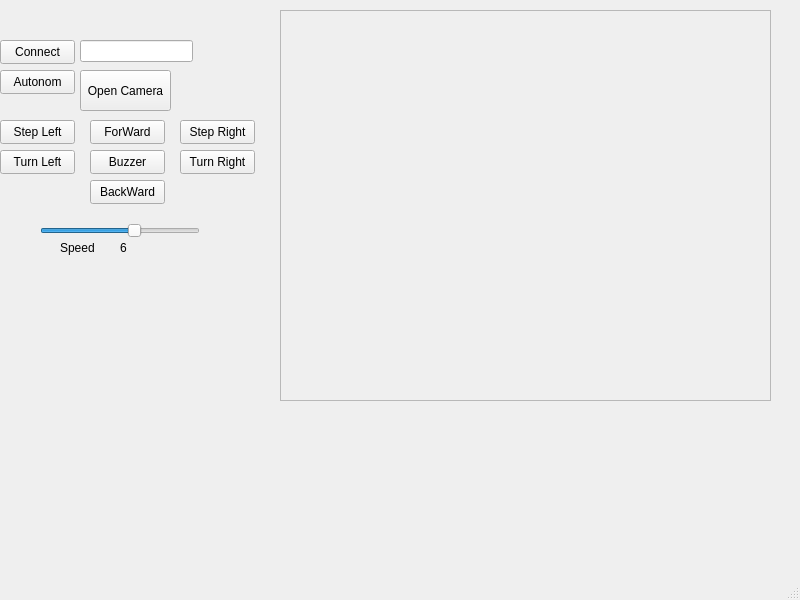
Above: robot/mainwindow.ui from ProjeGroup6/desktop-app before the change. Below: the same form after it.
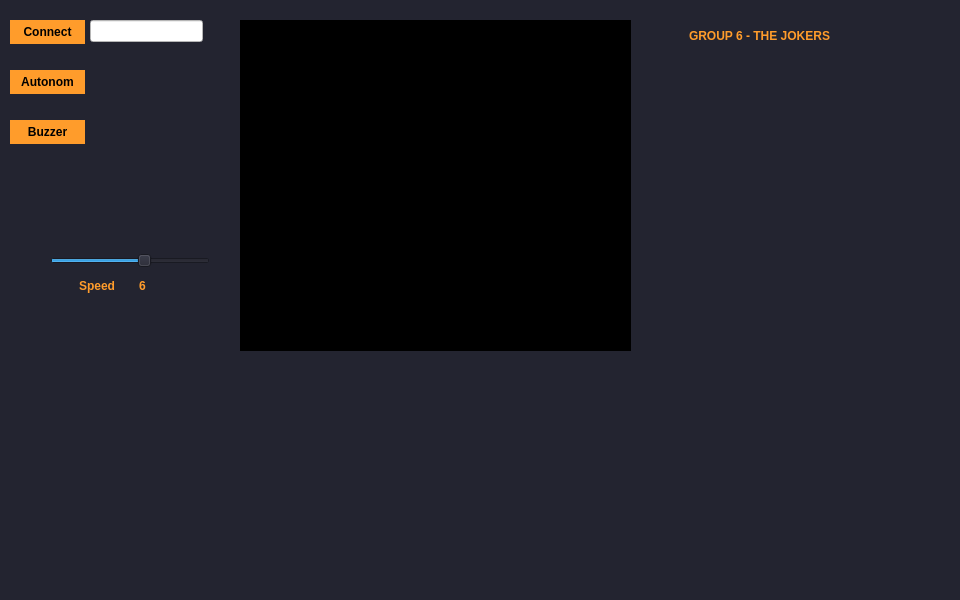
That is the form after the change.

Diff of the .ui file:
```diff
--- a/robot/mainwindow.ui
+++ b/robot/mainwindow.ui
@@ -6,49 +6,121 @@
    <rect>
     <x>0</x>
     <y>0</y>
-    <width>800</width>
+    <width>960</width>
     <height>600</height>
    </rect>
   </property>
   <property name="windowTitle">
    <string>RobotControl</string>
   </property>
+  <property name="styleSheet">
+   <string notr="true">background-color: #232430;
+	color: #000000;
+	border-color: #000000;</string>
+  </property>
   <widget class="QWidget" name="centralwidget">
    <widget class="QPushButton" name="pushButton">
     <property name="geometry">
      <rect>
-      <x>80</x>
-      <y>70</y>
-      <width>91</width>
-      <height>41</height>
+      <x>100</x>
+      <y>80</y>
+      <width>131</width>
+      <height>71</height>
      </rect>
     </property>
+    <property name="styleSheet">
+     <string notr="true">QPushButton
+{
+   background-color: #232430;
+ border-style: solid;
+   border: none;
+
+}
+QPushButton:pressed
+{
+   background-color:#232430;
+ border-style: solid;
+	border:2px solid black;
+   
+}
+
+
+
+</string>
+    </property>
     <property name="text">
-     <string>Open Camera</string>
+     <string/>
     </property>
    </widget>
    <widget class="QPushButton" name="pushButton_2">
     <property name="geometry">
      <rect>
-      <x>90</x>
-      <y>120</y>
-      <width>75</width>
-      <height>24</height>
+      <x>380</x>
+      <y>370</y>
+      <width>121</width>
+      <height>81</height>
      </rect>
     </property>
+    <property name="styleSheet">
+     <string notr="true">QPushButton
+{
+   background-color: #232430;
+ border-style: solid;
+   border: none;
+
+}
+QPushButton:pressed
+{
+   background-color:#232430;
+ border-style: solid;
+	border:2px solid black;
+   
+}
+
+
+
+</string>
+    </property>
     <property name="text">
-     <string>ForWard</string>
+     <string/>
     </property>
    </widget>
    <widget class="QPushButton" name="pushButton_3">
     <property name="geometry">
      <rect>
-      <x>90</x>
-      <y>150</y>
+      <x>10</x>
+      <y>120</y>
       <width>75</width>
       <height>24</height>
      </rect>
     </property>
+    <property name="styleSheet">
+     <string notr="true">/*-----QPushButton-----*/
+QPushButton
+{
+	background-color: #ff9c2b;
+	color: #000000;
+	font-weight: bold;
+	border-style: solid;
+	border-color: #000000;
+	padding: 6px;
+
+}
+
+
+QPushButton::hover
+{
+	background-color: #ffaf5d;
+
+}
+
+
+QPushButton::pressed
+{
+	background-color: #dd872f;
+
+}</string>
+    </property>
     <property name="text">
      <string>Buzzer</string>
     </property>
@@ -56,25 +128,72 @@
    <widget class="QPushButton" name="pushButton_4">
     <property name="geometry">
      <rect>
-      <x>90</x>
-      <y>180</y>
-      <width>75</width>
-      <height>24</height>
+      <x>380</x>
+      <y>460</y>
+      <width>121</width>
+      <height>81</height>
      </rect>
     </property>
+    <property name="styleSheet">
+     <string notr="true">QPushButton
+{
+   background-color: #232430;
+ border-style: solid;
+   border: none;
+
+}
+QPushButton:pressed
+{
+   background-color:#232430;
+ border-style: solid;
+	border:2px solid black;
+   
+}
+
+
+
+</string>
+    </property>
     <property name="text">
-     <string>BackWard</string>
+     <string/>
     </property>
    </widget>
    <widget class="QPushButton" name="pushButton_5">
     <property name="geometry">
      <rect>
-      <x>0</x>
-      <y>40</y>
+      <x>10</x>
+      <y>20</y>
       <width>75</width>
       <height>24</height>
      </rect>
     </property>
+    <property name="styleSheet">
+     <string notr="true">/*-----QPushButton-----*/
+QPushButton
+{
+	background-color: #ff9c2b;
+	color: #000000;
+	font-weight: bold;
+	border-style: solid;
+	border-color: #000000;
+	padding: 6px;
+
+}
+
+
+QPushButton::hover
+{
+	background-color: #ffaf5d;
+
+}
+
+
+QPushButton::pressed
+{
+	background-color: #dd872f;
+
+}</string>
+    </property>
     <property name="text">
      <string>Connect</string>
     </property>
@@ -82,12 +201,39 @@
    <widget class="QPushButton" name="pushButton_6">
     <property name="geometry">
      <rect>
-      <x>0</x>
+      <x>10</x>
       <y>70</y>
       <width>75</width>
       <height>24</height>
      </rect>
     </property>
+    <property name="styleSheet">
+     <string notr="true">/*-----QPushButton-----*/
+QPushButton
+{
+	background-color: #ff9c2b;
+	color: #000000;
+	font-weight: bold;
+	border-style: solid;
+	border-color: #000000;
+	padding: 6px;
+
+}
+
+
+QPushButton::hover
+{
+	background-color: #ffaf5d;
+
+}
+
+
+QPushButton::pressed
+{
+	background-color: #dd872f;
+
+}</string>
+    </property>
     <property name="text">
      <string>Autonom</string>
     </property>
@@ -95,77 +241,166 @@
    <widget class="QLineEdit" name="lineEdit">
     <property name="geometry">
      <rect>
-      <x>80</x>
-      <y>40</y>
+      <x>90</x>
+      <y>20</y>
       <width>113</width>
       <height>22</height>
      </rect>
     </property>
+    <property name="styleSheet">
+     <string notr="true">border-color: #ffffff;
+background-color: #ffffff;
+	</string>
+    </property>
    </widget>
    <widget class="QPushButton" name="pushButton_7">
     <property name="geometry">
      <rect>
-      <x>180</x>
-      <y>120</y>
-      <width>75</width>
-      <height>24</height>
+      <x>510</x>
+      <y>370</y>
+      <width>111</width>
+      <height>81</height>
      </rect>
     </property>
+    <property name="styleSheet">
+     <string notr="true">QPushButton
+{
+   background-color: #232430;
+ border-style: solid;
+   border: none;
+
+}
+QPushButton:pressed
+{
+   background-color:#232430;
+ border-style: solid;
+	border:2px solid black;
+   
+}
+
+
+
+</string>
+    </property>
     <property name="text">
-     <string>Step Right</string>
+     <string/>
     </property>
    </widget>
    <widget class="QPushButton" name="pushButton_8">
     <property name="geometry">
      <rect>
-      <x>180</x>
-      <y>150</y>
-      <width>75</width>
-      <height>24</height>
+      <x>510</x>
+      <y>460</y>
+      <width>111</width>
+      <height>81</height>
      </rect>
     </property>
+    <property name="styleSheet">
+     <string notr="true">QPushButton
+{
+   background-color: #232430;
+ border-style: solid;
+   border: none;
+
+}
+QPushButton:pressed
+{
+   background-color:#232430;
+ border-style: solid;
+	border:2px solid black;
+   
+}
+
+
+
+</string>
+    </property>
     <property name="text">
-     <string>Turn Right</string>
+     <string/>
     </property>
    </widget>
    <widget class="QPushButton" name="pushButton_9">
     <property name="geometry">
      <rect>
-      <x>0</x>
-      <y>120</y>
-      <width>75</width>
-      <height>24</height>
+      <x>250</x>
+      <y>460</y>
+      <width>121</width>
+      <height>81</height>
      </rect>
     </property>
+    <property name="styleSheet">
+     <string notr="true">QPushButton
+{
+   background-color: #232430;
+ border-style: solid;
+   border: none;
+
+}
+QPushButton:pressed
+{
+   background-color:#232430;
+ border-style: solid;
+	border:2px solid black;
+   
+}
+
+
+
+</string>
+    </property>
     <property name="text">
-     <string>Step Left</string>
+     <string/>
     </property>
    </widget>
    <widget class="QPushButton" name="pushButton_10">
     <property name="geometry">
      <rect>
-      <x>0</x>
-      <y>150</y>
-      <width>75</width>
-      <height>24</height>
+      <x>250</x>
+      <y>370</y>
+      <width>121</width>
+      <height>81</height>
      </rect>
     </property>
+    <property name="styleSheet">
+     <string notr="true">QPushButton
+{
+   background-color: #232430;
+ border-style: solid;
+   border: none;
+
+}
+QPushButton:pressed
+{
+   background-color:#232430;
+ border-style: solid;
+	border:2px solid black;
+   
+}
+
+
+
+</string>
+    </property>
     <property name="text">
-     <string>Turn Left</string>
+     <string/>
     </property>
    </widget>
    <widget class="QFrame" name="frame">
     <property name="geometry">
      <rect>
-      <x>280</x>
-      <y>10</y>
-      <width>491</width>
-      <height>391</height>
+      <x>240</x>
+      <y>20</y>
+      <width>391</width>
+      <height>331</height>
      </rect>
     </property>
     <property name="whatsThis">
      <string>&lt;html&gt;&lt;head/&gt;&lt;body&gt;&lt;p&gt;dsf&lt;/p&gt;&lt;/body&gt;&lt;/html&gt;</string>
     </property>
+    <property name="styleSheet">
+     <string notr="true">background-color: #000000;
+</string>
+    </property>
     <property name="frameShape">
      <enum>QFrame::StyledPanel</enum>
     </property>
@@ -176,8 +411,8 @@
    <widget class="QSlider" name="horizontalSlider">
     <property name="geometry">
      <rect>
-      <x>40</x>
-      <y>220</y>
+      <x>50</x>
+      <y>250</y>
       <width>160</width>
       <height>22</height>
      </rect>
@@ -198,12 +433,20 @@
    <widget class="QLabel" name="label">
     <property name="geometry">
      <rect>
-      <x>120</x>
-      <y>240</y>
-      <width>49</width>
-      <height>16</height>
+      <x>130</x>
+      <y>270</y>
+      <width>51</width>
+      <height>31</height>
      </rect>
     </property>
+    <property name="styleSheet">
+     <string notr="true">background-color: #232430;
+	color: #ff9c2b;
+	font-weight: bold;
+	border-style: solid;
+	border-color: #000000;
+	padding: 6px;</string>
+    </property>
     <property name="text">
      <string>6</string>
     </property>
@@ -211,16 +454,45 @@
    <widget class="QLabel" name="label_2">
     <property name="geometry">
      <rect>
-      <x>60</x>
-      <y>240</y>
-      <width>49</width>
-      <height>16</height>
+      <x>70</x>
+      <y>270</y>
+      <width>61</width>
+      <height>31</height>
      </rect>
     </property>
+    <property name="styleSheet">
+     <string notr="true">background-color: #232430;
+	color: #ff9c2b;
+	font-weight: bold;
+	border-style: solid;
+	border-color: #000000;
+	padding: 6px;</string>
+    </property>
     <property name="text">
      <string>Speed</string>
     </property>
    </widget>
+   <widget class="QLabel" name="label_4">
+    <property name="geometry">
+     <rect>
+      <x>680</x>
+      <y>20</y>
+      <width>191</width>
+      <height>31</height>
+     </rect>
+    </property>
+    <property name="styleSheet">
+     <string notr="true">background-color: #232430;
+	color: #ff9c2b;
+	font-weight: bold;
+	border-style: solid;
+	border-color: #000000;
+	padding: 6px;</string>
+    </property>
+    <property name="text">
+     <string>GROUP 6 - THE JOKERS</string>
+    </property>
+   </widget>
   </widget>
   <widget class="QMenuBar" name="menubar">
    <property name="geometry">
```
Left out of the diff: 2 changed lines with no effect on the pictures.
